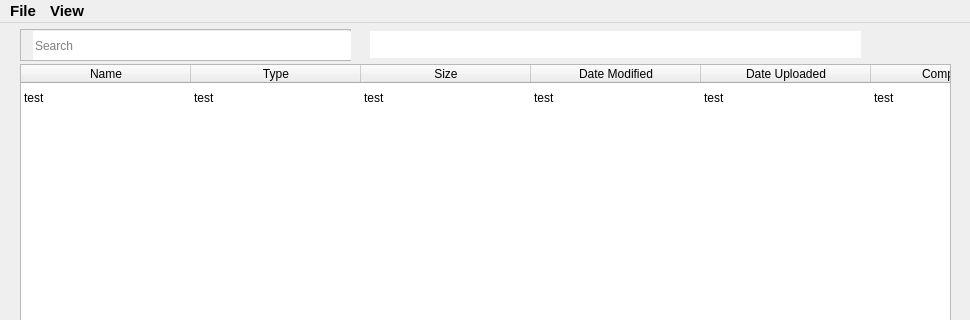
Before: the Qt Designer form client/ui/oprivstor_ui.ui in ApostolisC/Oprivstor, drawn with Qt 5; both pictures show x 0 to 970 and y 0 to 320 of the 970 by 550 pixel window.
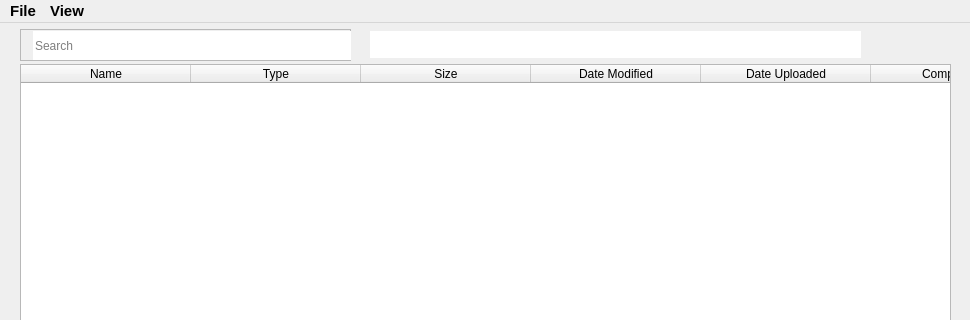
After: the same form once the commit is applied. Icons and pictures are not drawn.

```diff
--- a/client/ui/oprivstor_ui.ui
+++ b/client/ui/oprivstor_ui.ui
@@ -634,14 +634,6 @@
     <attribute name="verticalHeaderHighlightSections">
      <bool>false</bool>
     </attribute>
-    <attribute name="verticalHeaderMinimumSectionSize">
-     <number>30</number>
-    </attribute>
-    <row>
-     <property name="text">
-      <string/>
-     </property>
-    </row>
     <column>
      <property name="text">
       <string>Name</string>
@@ -672,36 +664,6 @@
       <string>Compressed</string>
      </property>
     </column>
-    <item row="0" column="0">
-     <property name="text">
-      <string>test</string>
-     </property>
-    </item>
-    <item row="0" column="1">
-     <property name="text">
-      <string>test</string>
-     </property>
-    </item>
-    <item row="0" column="2">
-     <property name="text">
-      <string>test</string>
-     </property>
-    </item>
-    <item row="0" column="3">
-     <property name="text">
-      <string>test</string>
-     </property>
-    </item>
-    <item row="0" column="4">
-     <property name="text">
-      <string>test</string>
-     </property>
-    </item>
-    <item row="0" column="5">
-     <property name="text">
-      <string>test</string>
-     </property>
-    </item>
    </widget>
    <widget class="QFrame" name="frame_2">
     <property name="geometry">
```
Left out of the diff: 9 changed lines with no effect on the pictures.
